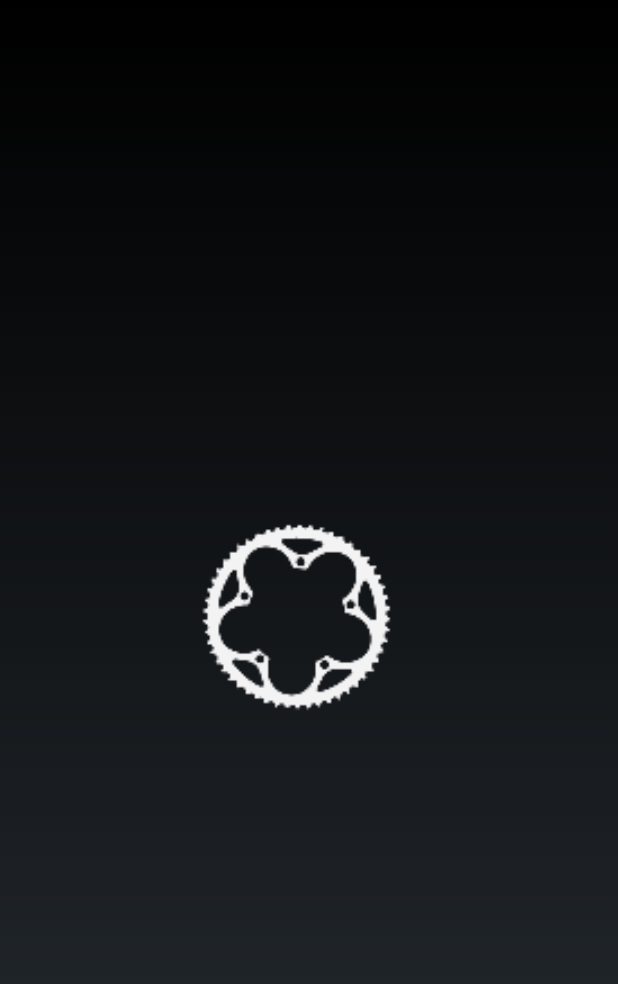
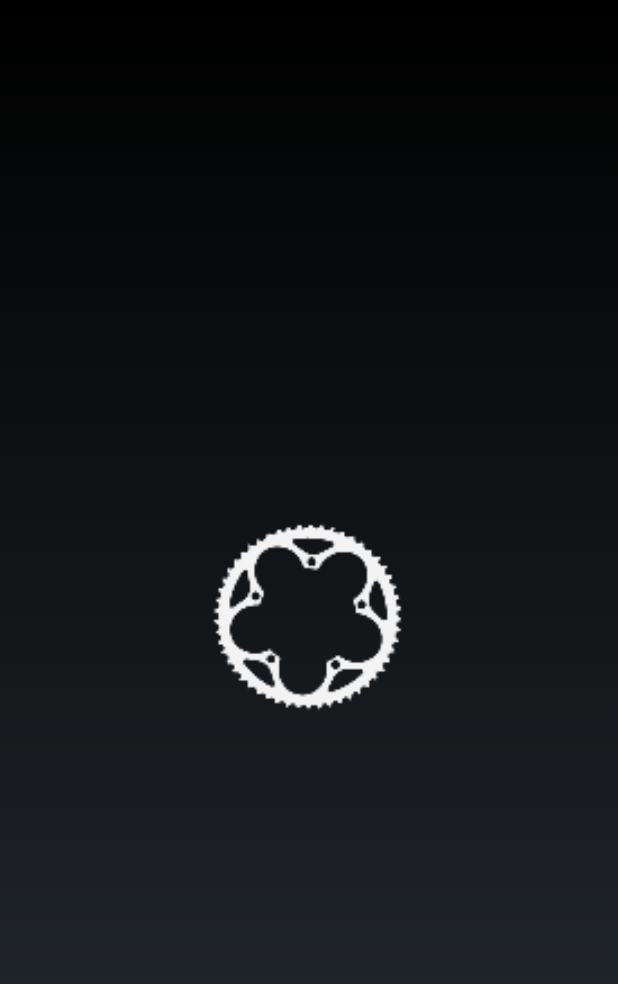
Before and after one commit to ProgSoul/LecceByBike, an Android app: the layout rosette_progress_dialog.xml on its own in the app's theme, with its tools: preview values and no code run, on a phone screen of 412 x 824 dp. Shown: the top 984 px of the screen. Run offline under Robolectric (Android 15) with nearby library versions, the phone set to English and light mode, and no system bars.

Commit message:
New app icon New map markers Bug fixes

```diff
--- a/app/src/main/AndroidManifest.xml
+++ b/app/src/main/AndroidManifest.xml
@@ -15,7 +15,7 @@
 
     <application
         android:allowBackup="true"
-        android:icon="@drawable/logo_01"
+        android:icon="@mipmap/ic_launcher"
         android:label="@string/app_name"
         android:largeHeap="true"
         android:theme="@android:style/Theme.NoTitleBar.Fullscreen" >
--- a/app/src/main/java/progsoul/opendata/leccebybike/activities/BikeSharingStationInfoActivity.java
+++ b/app/src/main/java/progsoul/opendata/leccebybike/activities/BikeSharingStationInfoActivity.java
@@ -99,12 +99,13 @@ public class BikeSharingStationInfoActivity extends Activity implements OnMapRea
 
     @Override
     public void onMapReady(GoogleMap googleMap) {
-        float hueColor = bikeSharingStation.isOperative() ? BitmapDescriptorFactory.HUE_GREEN : BitmapDescriptorFactory.HUE_RED;
+        //if bike station is operative, then color marker will be green, else red
+        int markerResourceId = bikeSharingStation.isOperative() ? R.drawable.marker_attiva : R.drawable.marker_nonattiva;
         LatLng bikeSharingStationCoordinates = new LatLng(bikeSharingStation.getLatitude(), bikeSharingStation.getLongitude());
         MarkerOptions markerOptions = new MarkerOptions()
                 .title(bikeSharingStation.getName())
                 .position(bikeSharingStationCoordinates)
-                .icon(BitmapDescriptorFactory.defaultMarker(hueColor));
+                .icon(BitmapDescriptorFactory.fromResource(markerResourceId));
         googleMap.addMarker(markerOptions);
         googleMap.moveCamera(CameraUpdateFactory.newLatLngZoom(bikeSharingStationCoordinates, 13));
     }
--- a/app/src/main/java/progsoul/opendata/leccebybike/activities/CyclePathInfoActivity.java
+++ b/app/src/main/java/progsoul/opendata/leccebybike/activities/CyclePathInfoActivity.java
@@ -131,14 +131,14 @@ public class CyclePathInfoActivity extends Activity implements OnMapReadyCallbac
         double[] longitudes = cyclePath.getLongitudes();
         for (int i = 0; i < latitudes.length; i++)
             polylineOptions.add(new LatLng(latitudes[i], longitudes[i]));
-        Pair<Integer, Float> polylineColor = GenericUtils.getColorBasedOnCyclePathType(cyclePath.getFeatures().getType(), getResources().getStringArray(R.array.colors_palette));
-        polylineOptions.color(polylineColor.first);
+        Pair<Integer, Integer> colorMarkerPolylinePair = GenericUtils.getColorBasedOnCyclePathType(cyclePath.getFeatures().getType(), getResources().getStringArray(R.array.colors_palette));
+        polylineOptions.color(colorMarkerPolylinePair.first);
 
         LatLng cyclePathBeginningCoordinates = new LatLng(latitudes[0], longitudes[0]);
         MarkerOptions markerOptions = new MarkerOptions()
                 .title(cyclePath.getName())
                 .position(cyclePathBeginningCoordinates)
-                .icon(BitmapDescriptorFactory.defaultMarker(polylineColor.second));
+                .icon(BitmapDescriptorFactory.fromResource(colorMarkerPolylinePair.second));
         googleMap.addMarker(markerOptions);
         googleMap.addPolyline(polylineOptions);
         googleMap.moveCamera(CameraUpdateFactory.newLatLngZoom(cyclePathBeginningCoordinates, 13));
--- a/app/src/main/java/progsoul/opendata/leccebybike/activities/SplashActivity.java
+++ b/app/src/main/java/progsoul/opendata/leccebybike/activities/SplashActivity.java
@@ -42,7 +42,7 @@ public class SplashActivity extends Activity implements AsyncRetrieveBikeSharing
 
         randomGenerator = new Random();
         ImageView splashMainLogoImageView = (ImageView) findViewById(R.id.splashMainLogo);
-        splashMainLogoImageView.setImageResource(splashLogoDrawableResources[randomGenerator.nextInt(splashLogoDrawableResources.length)]);
+        splashMainLogoImageView.setBackgroundResource(splashLogoDrawableResources[randomGenerator.nextInt(splashLogoDrawableResources.length)]);
 
         NumberProgressBar progressBar = (NumberProgressBar) findViewById(R.id.activity_splash_screen_progressBar);
         // calls the PHP script which retrieves informations about
--- a/app/src/main/res/layout/activity_splash.xml
+++ b/app/src/main/res/layout/activity_splash.xml
@@ -23,7 +23,7 @@
             android:layout_height="120dp"
             android:id="@+id/splashMainLogo"
             android:layout_marginBottom="20dp"
-            android:src="@drawable/logo_01" />
+            android:background="@drawable/logo_01" />
         <com.ctrlplusz.anytextview.AnyTextView
             android:id="@+id/splashMainNameLabel"
             android:layout_width="wrap_content"
--- a/app/src/main/res/layout/fragment_bike_sharing_stations_map.xml
+++ b/app/src/main/res/layout/fragment_bike_sharing_stations_map.xml
@@ -13,12 +13,12 @@
 
     <progsoul.opendata.leccebybike.libs.segmentedgroup.SegmentedGroup
         android:id="@+id/typeSegmentedGroup"
-        android:layout_width="90dp"
+        android:layout_width="wrap_content"
         android:layout_height="wrap_content"
         android:layout_margin="10dp"
         android:orientation="vertical"
         android:layout_gravity="left|bottom"
-        android:background="@color/White"
+        android:background="#8FFF"
         segmentedgroup:border_width="1dp"
         segmentedgroup:corner_radius="0dp"
         segmentedgroup:tint_color="@color/MainAppColor" >
--- a/app/src/main/res/layout/fragment_cycle_paths_map.xml
+++ b/app/src/main/res/layout/fragment_cycle_paths_map.xml
@@ -13,12 +13,12 @@
 
     <progsoul.opendata.leccebybike.libs.segmentedgroup.SegmentedGroup
         android:id="@+id/typeSegmentedGroup"
-        android:layout_width="120dp"
+        android:layout_width="wrap_content"
         android:layout_height="wrap_content"
         android:layout_margin="10dp"
         android:orientation="vertical"
         android:layout_gravity="left|bottom"
-        android:background="@color/White"
+        android:background="#8FFF"
         segmentedgroup:border_width="1dp"
         segmentedgroup:corner_radius="0dp"
         segmentedgroup:tint_color="@color/MainAppColor">
--- a/app/src/main/res/layout/rosette_progress_dialog.xml
+++ b/app/src/main/res/layout/rosette_progress_dialog.xml
@@ -1,13 +1,15 @@
 <?xml version="1.0" encoding="utf-8"?>
-<LinearLayout xmlns:android="http://schemas.android.com/apk/res/android"
-    android:orientation="horizontal" android:layout_width="match_parent"
-    android:layout_height="match_parent"
-    android:gravity="center">
+<RelativeLayout xmlns:android="http://schemas.android.com/apk/res/android"
+    android:orientation="horizontal"
+    android:background="@android:color/transparent"
+    android:layout_width="match_parent"
+    android:layout_height="match_parent">
 
     <ImageView
         android:layout_width="150dp"
         android:layout_height="150dp"
         android:id="@+id/rosette_image_view"
-        android:background="@drawable/logo_01"
-        android:layout_marginRight="15dp" />
-</LinearLayout>
+        android:src="@drawable/logo_01"
+        android:layout_centerVertical="true"
+        android:layout_centerHorizontal="true" />
+</RelativeLayout>
```
Also changed, not shown: app/src/main/java/progsoul/opendata/leccebybike/fragments/BikeSharingStationsMapFragment.java (+5 -5 lines), app/src/main/java/progsoul/opendata/leccebybike/fragments/CyclePathsMapFragment.java (+6 -6 lines), app/src/main/java/progsoul/opendata/leccebybike/utils/GenericUtils.java (+7 -38 lines), app/src/main/res/mipmap-hdpi/ic_launcher.png, app/src/main/res/mipmap-mdpi/ic_launcher.png, app/src/main/res/mipmap-xhdpi/ic_launcher.png, app/src/main/res/mipmap-xxhdpi/ic_launcher.png, 2 other files.
